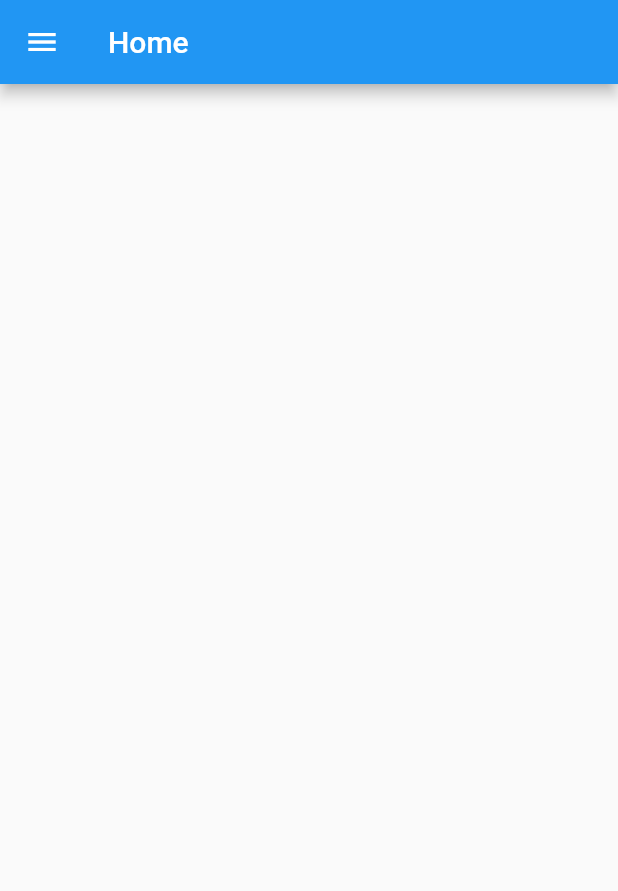
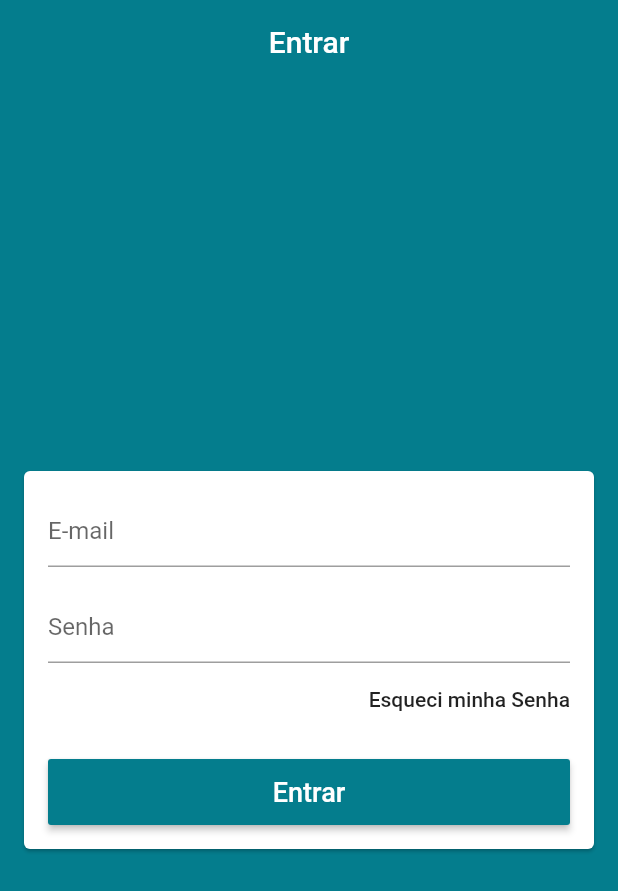
Before and after one commit to ed2aplicativos/game-store, a Flutter app: the screen it shows after launch, on a phone screen of 412 x 824 dp. Shown: the top 891 px of the screen. Run offline on Flutter 3.47's test engine with Material 2 defaults, Android fonts, the phone set to English and light mode, and no system bars.

Commit message:
Criando a Tela de Login

```diff
--- a/lib/common/custom_drawer/drawer_tile.dart
+++ b/lib/common/custom_drawer/drawer_tile.dart
@@ -13,6 +13,7 @@ class DrawerTile extends StatelessWidget {
   @override
   Widget build(BuildContext context) {
     final int curPage = context.watch<PageManager>().page;
+    final Color primaryColor = Theme.of(context).primaryColor;
 
     return InkWell(
       onTap: (){
@@ -27,14 +28,14 @@ class DrawerTile extends StatelessWidget {
               child: Icon(
                 iconData,
                 size: 32,
-                color: curPage == page ? Colors.red : Colors.grey[700],
+                color: curPage == page ? primaryColor : Colors.grey[700],
               ),
             ),
             Text(
               title,
               style: TextStyle(
                 fontSize: 16,
-                color: curPage == page ? Colors.red : Colors.grey[700],
+                color: curPage == page ? primaryColor : Colors.grey[700],
               )
 
             ),
--- a/lib/main.dart
+++ b/lib/main.dart
@@ -11,7 +11,11 @@ class MyApp extends StatelessWidget {
       title: 'Games Store',
       debugShowCheckedModeBanner: false,
       theme: ThemeData(
-        primarySwatch: Colors.blue,
+        primaryColor: const Color.fromARGB(255, 4, 125, 141),
+        scaffoldBackgroundColor: const Color.fromARGB(255, 4, 125, 141),
+        appBarTheme: const AppBarTheme(
+          elevation: 0
+      ),
         visualDensity: VisualDensity.adaptivePlatformDensity,
       ),
       home: BaseScreen(),
--- a/lib/screens/base/base_screen.dart
+++ b/lib/screens/base/base_screen.dart
@@ -1,6 +1,7 @@
 import 'package:flutter/material.dart';
 import 'package:new_game_store/common/custom_drawer/custom_drawer.dart';
 import 'package:new_game_store/models/page_manager.dart';
+import 'package:new_game_store/screens/login/login_screen.dart';
 import 'package:provider/provider.dart';
 
 class BaseScreen extends StatelessWidget {
@@ -15,12 +16,7 @@ class BaseScreen extends StatelessWidget {
         controller: pageController,
         physics: const NeverScrollableScrollPhysics(),
         children: <Widget>[
-          Scaffold(
-            drawer: CustomDrawer(),
-            appBar: AppBar(
-              title: const Text('Home'),
-            ),
-          ),
+          LoginScreen(),
           Scaffold(
             drawer: CustomDrawer(),
             appBar: AppBar(
--- /dev/null
+++ b/lib/screens/login/login_screen.dart
@@ -0,0 +1,71 @@
+import 'package:flutter/material.dart';
+
+class LoginScreen extends StatelessWidget {
+  @override
+  Widget build(BuildContext context) {
+    return Scaffold(
+      appBar: AppBar(
+        title: const Text('Entrar'),
+        centerTitle: true,
+      ),
+      body: Center(
+        child: Card(
+          margin: const EdgeInsets.symmetric(horizontal: 16),
+          child: ListView(
+            padding: const EdgeInsets.all(16),
+            shrinkWrap: true,
+            children: [
+              TextFormField(
+                decoration: const InputDecoration(hintText: 'E-mail'),
+                keyboardType: TextInputType.emailAddress,
+                autocorrect: false,
+                validator: (email){
+                  return null;
+                },
+              ),
+              const SizedBox(height: 16,),
+              TextFormField(
+                decoration: const InputDecoration(hintText: 'Senha'),
+                autocorrect: false,
+                obscureText: true,
+                validator: (pass){
+                  if(pass.isEmpty || pass.length< 6)
+                    return 'Senha Inv[alida';
+                  return null;
+                },
+              ),
+              Align(
+                alignment: Alignment.centerRight,
+                child: FlatButton(onPressed: (){
+
+                },
+                padding: EdgeInsets.zero,
+                child: const Text(
+                    'Esqueci minha Senha'
+                  ),
+                ),
+              ),
+              const SizedBox(height: 16,),
+              SizedBox(
+                height: 44,
+                child: RaisedButton(
+                  onPressed: (){
+
+                  },
+                  color: Theme.of(context).primaryColor,
+                  textColor: Colors.white,
+                  child: const Text(
+                    'Entrar',
+                    style: TextStyle(
+                      fontSize: 18
+                    ),
+                  ),
+                ),
+              ),
+            ],
+          ),
+        ),
+      ),
+    );
+  }
+}
```
